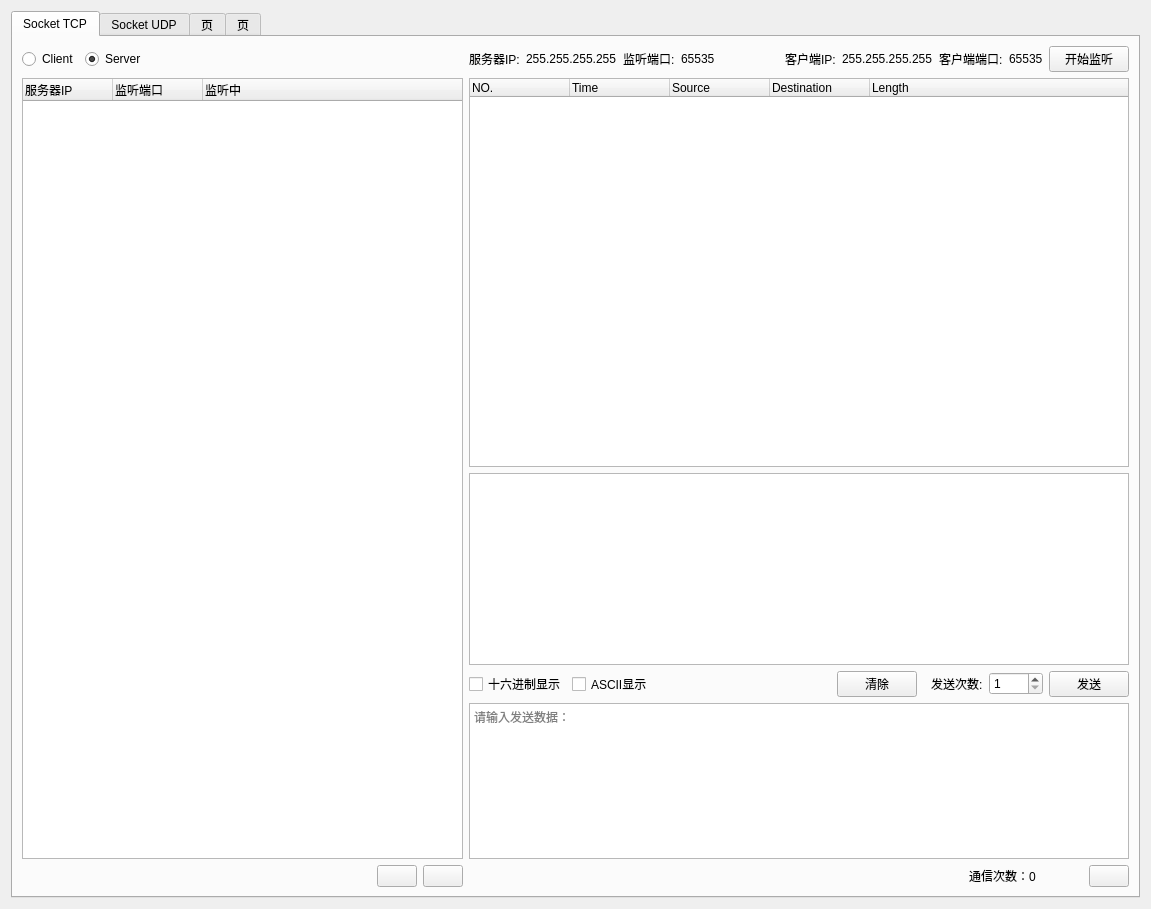
Old version of the form PythonProjects/OmronOfficeSystem/communication/CommunicationUi.ui in the repository MmMmMqianq/OmronOfficeSystem.
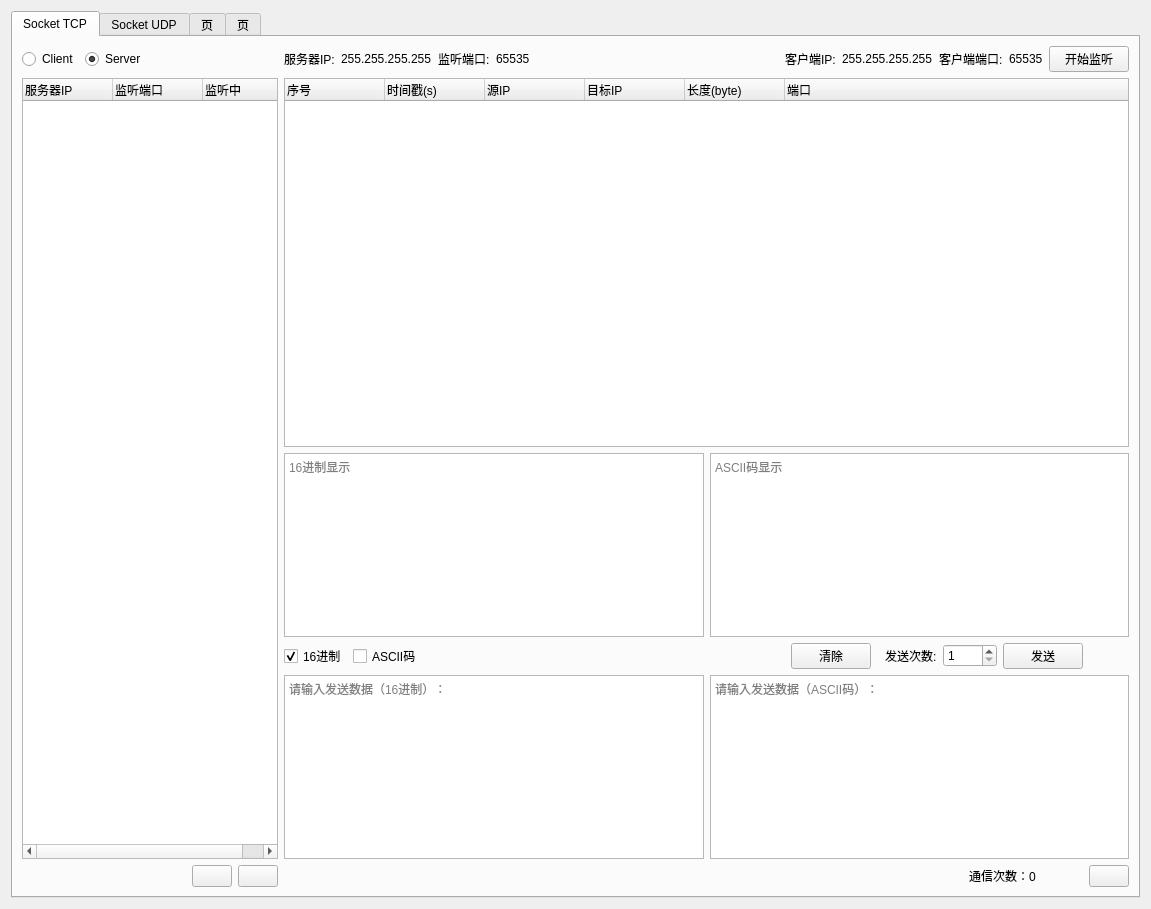
New version of the form. Icons and pictures are not drawn.

What changed in the file:
```diff
--- a/PythonProjects/OmronOfficeSystem/communication/CommunicationUi.ui
+++ b/PythonProjects/OmronOfficeSystem/communication/CommunicationUi.ui
@@ -13,8 +13,8 @@
   <property name="windowTitle">
    <string>Form</string>
   </property>
-  <layout class="QHBoxLayout" name="horizontalLayout">
-   <item>
+  <layout class="QGridLayout" name="gridLayout">
+   <item row="0" column="0">
     <widget class="QTabWidget" name="tabWidget">
      <property name="tabShape">
       <enum>QTabWidget::Rounded</enum>
@@ -26,12 +26,63 @@
       <attribute name="title">
        <string>Socket TCP</string>
       </attribute>
-      <layout class="QVBoxLayout" name="verticalLayout">
-       <item>
-        <layout class="QGridLayout" name="gridLayout" rowstretch="0,5,0,0,2,0" columnstretch="2,0,0,0,0">
-         <property name="horizontalSpacing">
-          <number>-1</number>
-         </property>
+      <layout class="QGridLayout" name="gridLayout_3">
+       <item row="0" column="0">
+        <layout class="QGridLayout" name="gridLayout_2" rowstretch="0,2,1,0,1,0" columnstretch="0,0,1,0,0">
+         <item row="0" column="0">
+          <layout class="QHBoxLayout" name="horizontalLayout_2" stretch="0,0">
+           <property name="spacing">
+            <number>-1</number>
+           </property>
+           <property name="sizeConstraint">
+            <enum>QLayout::SetDefaultConstraint</enum>
+           </property>
+           <property name="topMargin">
+            <number>0</number>
+           </property>
+           <item>
+            <widget class="QRadioButton" name="clientBtn">
+             <property name="sizePolicy">
+              <sizepolicy hsizetype="Fixed" vsizetype="Fixed">
+               <horstretch>0</horstretch>
+               <verstretch>0</verstretch>
+              </sizepolicy>
+             </property>
+             <property name="layoutDirection">
+              <enum>Qt::LeftToRight</enum>
+             </property>
+             <property name="text">
+              <string>Client</string>
+             </property>
+             <property name="checked">
+              <bool>false</bool>
+             </property>
+             <attribute name="buttonGroup">
+              <string notr="true">CSGroup</string>
+             </attribute>
+            </widget>
+           </item>
+           <item>
+            <widget class="QRadioButton" name="serverBtn">
+             <property name="sizePolicy">
+              <sizepolicy hsizetype="Minimum" vsizetype="Fixed">
+               <horstretch>0</horstretch>
+               <verstretch>0</verstretch>
+              </sizepolicy>
+             </property>
+             <property name="text">
+              <string>Server</string>
+             </property>
+             <property name="checked">
+              <bool>true</bool>
+             </property>
+             <attribute name="buttonGroup">
+              <string notr="true">CSGroup</string>
+             </attribute>
+            </widget>
+           </item>
+          </layout>
+         </item>
          <item row="0" column="2" colspan="3">
           <layout class="QHBoxLayout" name="horizontalLayout_4">
            <item>
@@ -157,133 +208,14 @@
            </item>
           </layout>
          </item>
-         <item row="1" column="2" colspan="3">
-          <widget class="QTreeWidget" name="overViewTree">
-           <column>
-            <property name="text">
-             <string>NO.</string>
-            </property>
-           </column>
-           <column>
-            <property name="text">
-             <string>Time</string>
-            </property>
-            <property name="font">
-             <font>
-              <bold>false</bold>
-             </font>
-            </property>
-           </column>
-           <column>
-            <property name="text">
-             <string>Source</string>
-            </property>
-           </column>
-           <column>
-            <property name="text">
-             <string>Destination</string>
-            </property>
-           </column>
-           <column>
-            <property name="text">
-             <string>Length</string>
-            </property>
-           </column>
-          </widget>
-         </item>
-         <item row="5" column="1">
-          <layout class="QHBoxLayout" name="horizontalLayout_5" stretch="0,0,0">
-           <property name="spacing">
-            <number>-1</number>
-           </property>
-           <item>
-            <spacer name="horizontalSpacer_4">
-             <property name="orientation">
-              <enum>Qt::Horizontal</enum>
-             </property>
-             <property name="sizeHint" stdset="0">
-              <size>
-               <width>40</width>
-               <height>20</height>
-              </size>
-             </property>
-            </spacer>
-           </item>
-           <item>
-            <widget class="QPushButton" name="minusBtn">
-             <property name="sizePolicy">
-              <sizepolicy hsizetype="Fixed" vsizetype="Fixed">
-               <horstretch>0</horstretch>
-               <verstretch>0</verstretch>
-              </sizepolicy>
-             </property>
-             <property name="toolTip">
-              <string>删除客户端/服务器</string>
-             </property>
-             <property name="layoutDirection">
-              <enum>Qt::LeftToRight</enum>
-             </property>
-             <property name="text">
-              <string/>
-             </property>
-             <property name="icon">
-              <iconset>
-               <normaloff>images/minus.png</normaloff>images/minus.png</iconset>
-             </property>
-            </widget>
-           </item>
-           <item>
-            <widget class="QPushButton" name="plusBtn">
-             <property name="sizePolicy">
-              <sizepolicy hsizetype="Fixed" vsizetype="Fixed">
-               <horstretch>0</horstretch>
-               <verstretch>0</verstretch>
-              </sizepolicy>
-             </property>
-             <property name="baseSize">
-              <size>
-               <width>0</width>
-               <height>0</height>
-              </size>
-             </property>
-             <property name="toolTip">
-              <string>增加客户端/服务器</string>
-             </property>
-             <property name="layoutDirection">
-              <enum>Qt::LeftToRight</enum>
-             </property>
-             <property name="text">
-              <string/>
-             </property>
-             <property name="icon">
-              <iconset>
-               <normaloff>images/plus.png</normaloff>images/plus.png</iconset>
-             </property>
-             <property name="iconSize">
-              <size>
-               <width>16</width>
-               <height>16</height>
-              </size>
-             </property>
-            </widget>
-           </item>
-          </layout>
-         </item>
-         <item row="5" column="3">
-          <widget class="QLabel" name="label_9">
-           <property name="sizePolicy">
-            <sizepolicy hsizetype="Fixed" vsizetype="Preferred">
-             <horstretch>0</horstretch>
-             <verstretch>0</verstretch>
-            </sizepolicy>
-           </property>
-           <property name="text">
-            <string>通信次数：0              </string>
-           </property>
-          </widget>
-         </item>
          <item row="1" column="0" rowspan="4" colspan="2">
           <widget class="QTreeWidget" name="CSTree">
+           <property name="sizePolicy">
+            <sizepolicy hsizetype="Preferred" vsizetype="Expanding">
+             <horstretch>0</horstretch>
+             <verstretch>0</verstretch>
+            </sizepolicy>
+           </property>
            <property name="selectionMode">
             <enum>QAbstractItemView::SingleSelection</enum>
            </property>
@@ -322,7 +254,82 @@
            </column>
           </widget>
          </item>
-         <item row="3" column="2" colspan="3">
+         <item row="1" column="2" colspan="3">
+          <widget class="QTreeWidget" name="overViewTree">
+           <property name="sizePolicy">
+            <sizepolicy hsizetype="Preferred" vsizetype="Expanding">
+             <horstretch>0</horstretch>
+             <verstretch>0</verstretch>
+            </sizepolicy>
+           </property>
+           <column>
+            <property name="text">
+             <string>序号</string>
+            </property>
+           </column>
+           <column>
+            <property name="text">
+             <string>时间戳(s)</string>
+            </property>
+            <property name="font">
+             <font>
+              <bold>false</bold>
+             </font>
+            </property>
+           </column>
+           <column>
+            <property name="text">
+             <string>源IP</string>
+            </property>
+           </column>
+           <column>
+            <property name="text">
+             <string>目标IP</string>
+            </property>
+           </column>
+           <column>
+            <property name="text">
+             <string>长度(byte)</string>
+            </property>
+           </column>
+           <column>
+            <property name="text">
+             <string>端口</string>
+            </property>
+           </column>
+          </widget>
+         </item>
+         <item row="2" column="2" colspan="3">
+          <layout class="QHBoxLayout" name="horizontalLayout">
+           <item>
+            <widget class="QTextEdit" name="receiveDataHexEdit">
+             <property name="sizePolicy">
+              <sizepolicy hsizetype="Preferred" vsizetype="Expanding">
+               <horstretch>0</horstretch>
+               <verstretch>0</verstretch>
+              </sizepolicy>
+             </property>
+             <property name="placeholderText">
+              <string>16进制显示</string>
+             </property>
+            </widget>
+           </item>
+           <item>
+            <widget class="QTextEdit" name="receiveDataAscEdit">
+             <property name="sizePolicy">
+              <sizepolicy hsizetype="Preferred" vsizetype="Expanding">
+               <horstretch>0</horstretch>
+               <verstretch>0</verstretch>
+              </sizepolicy>
+             </property>
+             <property name="placeholderText">
+              <string>ASCII码显示</string>
+             </property>
+            </widget>
+           </item>
+          </layout>
+         </item>
+         <item row="3" column="2" colspan="2">
           <layout class="QHBoxLayout" name="horizontalLayout_3">
            <property name="leftMargin">
             <number>0</number>
@@ -332,11 +339,20 @@
            </property>
            <item>
             <widget class="QCheckBox" name="hexBtn">
+             <property name="sizePolicy">
+              <sizepolicy hsizetype="Fixed" vsizetype="Fixed">
+               <horstretch>0</horstretch>
+               <verstretch>0</verstretch>
+              </sizepolicy>
+             </property>
              <property name="toolTip">
               <string>可多选</string>
              </property>
              <property name="text">
-              <string>十六进制显示</string>
+              <string>16进制</string>
+             </property>
+             <property name="checked">
+              <bool>true</bool>
              </property>
              <attribute name="buttonGroup">
               <string notr="true">DataTypeGroup</string>
@@ -349,7 +365,7 @@
               <string>可多选</string>
              </property>
              <property name="text">
-              <string>ASCII显示</string>
+              <string>ASCII码</string>
              </property>
              <attribute name="buttonGroup">
               <string notr="true">DataTypeGroup</string>
@@ -362,7 +378,7 @@
               <enum>Qt::Horizontal</enum>
              </property>
              <property name="sizeType">
-              <enum>QSizePolicy::Fixed</enum>
+              <enum>QSizePolicy::Expanding</enum>
              </property>
              <property name="sizeHint" stdset="0">
               <size>
@@ -406,6 +422,12 @@
            </item>
            <item>
             <widget class="QLabel" name="label_10">
+             <property name="sizePolicy">
+              <sizepolicy hsizetype="Fixed" vsizetype="Preferred">
+               <horstretch>0</horstretch>
+               <verstretch>0</verstretch>
+              </sizepolicy>
+             </property>
              <property name="text">
               <string>发送次数:</string>
              </property>
@@ -413,6 +435,12 @@
            </item>
            <item>
             <widget class="QSpinBox" name="frequenceSB">
+             <property name="sizePolicy">
+              <sizepolicy hsizetype="Fixed" vsizetype="Fixed">
+               <horstretch>0</horstretch>
+               <verstretch>0</verstretch>
+              </sizepolicy>
+             </property>
              <property name="toolTip">
               <string>范围:1-9999</string>
              </property>
@@ -433,82 +461,41 @@
            </item>
           </layout>
          </item>
-         <item row="0" column="0" colspan="2">
-          <layout class="QHBoxLayout" name="horizontalLayout_2" stretch="0,0">
-           <property name="spacing">
-            <number>-1</number>
-           </property>
-           <property name="sizeConstraint">
-            <enum>QLayout::SetDefaultConstraint</enum>
-           </property>
-           <property name="topMargin">
-            <number>0</number>
-           </property>
-           <item>
-            <widget class="QRadioButton" name="clientBtn">
-             <property name="sizePolicy">
-              <sizepolicy hsizetype="Fixed" vsizetype="Fixed">
-               <horstretch>0</horstretch>
-               <verstretch>0</verstretch>
-              </sizepolicy>
-             </property>
-             <property name="layoutDirection">
-              <enum>Qt::LeftToRight</enum>
-             </property>
-             <property name="text">
-              <string>Client</string>
-             </property>
-             <property name="checked">
-              <bool>false</bool>
-             </property>
-             <attribute name="buttonGroup">
-              <string notr="true">CSGroup</string>
-             </attribute>
-            </widget>
-           </item>
-           <item>
-            <widget class="QRadioButton" name="serverBtn">
-             <property name="sizePolicy">
-              <sizepolicy hsizetype="Minimum" vsizetype="Fixed">
-               <horstretch>0</horstretch>
-               <verstretch>0</verstretch>
-              </sizepolicy>
-             </property>
-             <property name="text">
-              <string>Server</string>
-             </property>
-             <property name="checked">
-              <bool>true</bool>
-             </property>
-             <attribute name="buttonGroup">
-              <string notr="true">CSGroup</string>
-             </attribute>
-            </widget>
-           </item>
-          </layout>
-         </item>
-         <item row="5" column="2">
-          <spacer name="horizontalSpacer_2">
-           <property name="orientation">
-            <enum>Qt::Horizontal</enum>
-           </property>
-           <property name="sizeHint" stdset="0">
-            <size>
-             <width>168</width>
-             <height>20</height>
-            </size>
-           </property>
-          </spacer>
-         </item>
          <item row="4" column="2" colspan="3">
-          <widget class="QTextEdit" name="sendDataEdit">
-           <property name="readOnly">
-            <bool>false</bool>
-           </property>
-           <property name="placeholderText">
-            <string>请输入发送数据：</string>
-           </property>
-          </widget>
+          <layout class="QHBoxLayout" name="horizontalLayout_6">
+           <item>
+            <widget class="QTextEdit" name="sendDataHexEdit">
+             <property name="sizePolicy">
+              <sizepolicy hsizetype="Preferred" vsizetype="Expanding">
+               <horstretch>0</horstretch>
+               <verstretch>0</verstretch>
+              </sizepolicy>
+             </property>
+             <property name="readOnly">
+              <bool>false</bool>
+             </property>
+             <property name="placeholderText">
+              <string>请输入发送数据（16进制）：</string>
+             </property>
+            </widget>
+           </item>
+           <item>
+            <widget class="QTextEdit" name="sendDataAscEdit">
+             <property name="sizePolicy">
+              <sizepolicy hsizetype="Preferred" vsizetype="Expanding">
+               <horstretch>0</horstretch>
+               <verstretch>0</verstretch>
+              </sizepolicy>
+             </property>
+             <property name="readOnly">
+              <bool>false</bool>
+             </property>
+             <property name="placeholderText">
+              <string>请输入发送数据（ASCII码）：</string>
+             </property>
+            </widget>
+           </item>
+          </layout>
          </item>
          <item row="5" column="0">
           <spacer name="horizontalSpacer_6">
@@ -516,7 +503,7 @@
             <enum>Qt::Horizontal</enum>
            </property>
            <property name="sizeType">
-            <enum>QSizePolicy::Fixed</enum>
+            <enum>QSizePolicy::Expanding</enum>
            </property>
            <property name="sizeHint" stdset="0">
             <size>
@@ -526,6 +513,116 @@
            </property>
           </spacer>
          </item>
+         <item row="5" column="1">
+          <layout class="QHBoxLayout" name="horizontalLayout_5" stretch="0,0,0">
+           <property name="spacing">
+            <number>-1</number>
+           </property>
+           <item>
+            <spacer name="horizontalSpacer_4">
+             <property name="orientation">
+              <enum>Qt::Horizontal</enum>
+             </property>
+             <property name="sizeType">
+              <enum>QSizePolicy::Expanding</enum>
+             </property>
+             <property name="sizeHint" stdset="0">
+              <size>
+               <width>40</width>
+               <height>20</height>
+              </size>
+             </property>
+            </spacer>
+           </item>
+           <item>
+            <widget class="QPushButton" name="minusBtn">
+             <property name="sizePolicy">
+              <sizepolicy hsizetype="Fixed" vsizetype="Fixed">
+               <horstretch>0</horstretch>
+               <verstretch>0</verstretch>
+              </sizepolicy>
+             </property>
+             <property name="toolTip">
+              <string>删除客户端/服务器</string>
+             </property>
+             <property name="layoutDirection">
+              <enum>Qt::LeftToRight</enum>
+             </property>
+             <property name="text">
+              <string/>
+             </property>
+             <property name="icon">
+              <iconset>
+               <normaloff>images/minus.png</normaloff>images/minus.png</iconset>
+             </property>
+            </widget>
+           </item>
+           <item>
+            <widget class="QPushButton" name="plusBtn">
+             <property name="sizePolicy">
+              <sizepolicy hsizetype="Fixed" vsizetype="Fixed">
+               <horstretch>0</horstretch>
+               <verstretch>0</verstretch>
+              </sizepolicy>
+             </property>
+             <property name="baseSize">
+              <size>
+               <width>0</width>
+               <height>0</height>
+              </size>
+             </property>
+             <property name="toolTip">
+              <string>增加客户端/服务器</string>
+             </property>
+             <property name="layoutDirection">
+              <enum>Qt::LeftToRight</enum>
+             </property>
+             <property name="text">
+              <string/>
+             </property>
+             <property name="icon">
+              <iconset>
+               <normaloff>images/plus.png</normaloff>images/plus.png</iconset>
+             </property>
+             <property name="iconSize">
+              <size>
+               <width>16</width>
+               <height>16</height>
+              </size>
+             </property>
+            </widget>
+           </item>
+          </layout>
+         </item>
+         <item row="5" column="2">
+          <spacer name="horizontalSpacer_2">
+           <property name="orientation">
+            <enum>Qt::Horizontal</enum>
+           </property>
+           <property name="sizeType">
+            <enum>QSizePolicy::Preferred</enum>
+           </property>
+           <property name="sizeHint" stdset="0">
+            <size>
+             <width>168</width>
+             <height>20</height>
+            </size>
+           </property>
+          </spacer>
+         </item>
+         <item row="5" column="3">
+          <widget class="QLabel" name="label_9">
+           <property name="sizePolicy">
+            <sizepolicy hsizetype="Fixed" vsizetype="Preferred">
+             <horstretch>0</horstretch>
+             <verstretch>0</verstretch>
+            </sizepolicy>
+           </property>
+           <property name="text">
+            <string>通信次数：0              </string>
+           </property>
+          </widget>
+         </item>
          <item row="5" column="4">
           <widget class="QPushButton" name="settingBtn">
            <property name="sizePolicy">
@@ -543,9 +640,6 @@
            </property>
           </widget>
          </item>
-         <item row="2" column="2" colspan="3">
-          <widget class="QTextEdit" name="receiveDataEdit"/>
-         </item>
         </layout>
        </item>
       </layout>
```
Left out of the diff: 2 changed lines with no effect on the pictures.
